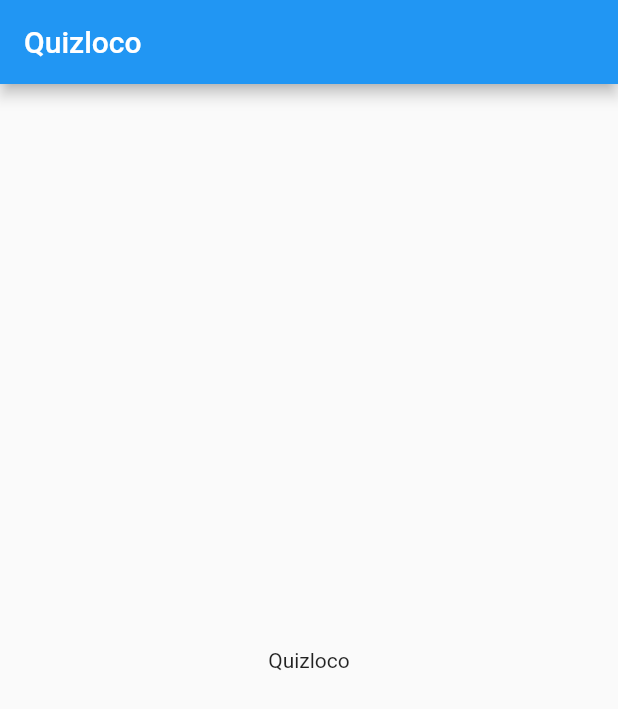
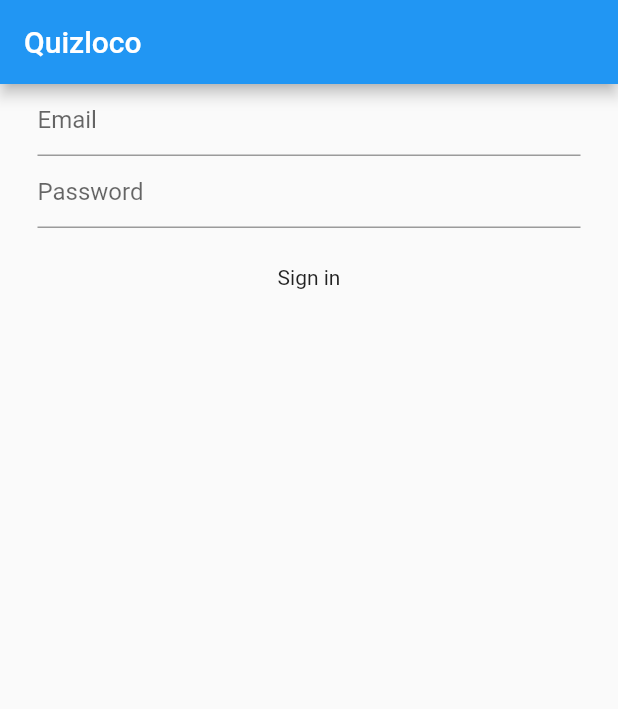
Before and after one commit to andresito236/quizloco, a Flutter app: the screen it shows after launch, on a phone screen of 412 x 824 dp. Shown: the top 709 px of the screen. Run offline on Flutter 3.47's test engine with Material 2 defaults, Android fonts, the light colour scheme and no system bars; our stand-ins replace firebase_core; accounts and stored records are empty.

Commit message:
Text fields y botones para form de inicio de sesion iniciales, sin estilos

```diff
--- a/lib/main.dart
+++ b/lib/main.dart
@@ -2,9 +2,11 @@
 
 // Importaciones para Firebase
 import 'package:firebase_core/firebase_core.dart';
+import 'package:quizloco/pages/login_page.dart';
 import 'firebase_options.dart';
 
 void main() async {
+  WidgetsFlutterBinding.ensureInitialized();
   await Firebase.initializeApp(
     options: DefaultFirebaseOptions.currentPlatform,
   );
@@ -22,9 +24,7 @@
         appBar: AppBar(
           title: const Text('Quizloco'),
         ),
-        body: const Center(
-          child: Text('Quizloco'),
-        ),
+        body: LoginPage(),
       ),
     );
   }
--- /dev/null
+++ b/lib/pages/login_page.dart
@@ -0,0 +1,30 @@
+import 'package:flutter/material.dart';
+import 'package:quizloco/widgets/my_button.dart';
+import 'package:quizloco/widgets/my_text_field.dart';
+
+class LoginPage extends StatelessWidget {
+  LoginPage({super.key});
+
+  final emailController = TextEditingController();
+  final passwordController = TextEditingController();
+
+  @override
+  Widget build(BuildContext context) {
+    return Scaffold(
+      body: Column(
+        children: [
+          MyTextField(
+            controller: emailController,
+            hintText: "Email",
+            obscureText: false),
+          MyTextField(controller: passwordController,
+          hintText: "Password",
+          obscureText: true),
+          MyButton(onTap: () {
+            print("Tapped!");
+          }, message: "Sign in")
+        ],
+      ),
+    );
+  }
+}
--- /dev/null
+++ b/lib/widgets/my_button.dart
@@ -0,0 +1,31 @@
+import 'package:flutter/material.dart';
+
+
+class MyButton extends StatelessWidget {
+
+  final Function()? onTap;
+  final String message;
+
+  const MyButton({
+    super.key,
+    required this.onTap,
+    required this.message,
+    });
+
+  @override
+  Widget build(BuildContext context) {
+    return GestureDetector(
+        onTap: onTap,
+        child: Container(
+          padding: const EdgeInsets.all(25),
+          margin: const EdgeInsets.symmetric(horizontal: 25),
+          decoration: BoxDecoration(
+            borderRadius: BorderRadius.circular(8),
+          ),
+          child: Center(
+            child: Text(message),
+          ),
+        ),
+    );
+  }
+}
--- /dev/null
+++ b/lib/widgets/my_text_field.dart
@@ -0,0 +1,33 @@
+import 'package:flutter/material.dart';
+
+// Text fields personalizados para las páginas de login y registro.
+
+class MyTextField extends StatelessWidget {
+
+  final TextEditingController controller;
+  final String hintText;
+  final bool obscureText;
+
+  const MyTextField({
+    super.key,
+    required this.controller,
+    required this.hintText,
+    required this.obscureText,
+    });
+
+  @override
+  Widget build(BuildContext context) {
+    return Padding(
+      padding: EdgeInsets.symmetric(horizontal: 25.0),
+      child: TextField(
+        controller: controller,
+        obscureText: obscureText,
+        decoration: InputDecoration(
+          // Agregar estilos
+          hintText: hintText
+        ),
+
+      ),
+    );
+  }
+}
--- a/pubspec.yaml
+++ b/pubspec.yaml
@@ -36,6 +36,7 @@
   # Use with the CupertinoIcons class for iOS style icons.
   cupertino_icons: ^1.0.2
   firebase_core: ^2.15.0
+  firebase_auth: ^4.7.2
 
 dev_dependencies:
   flutter_test:
```
Also changed, not shown: pubspec.lock, 1 other file.
